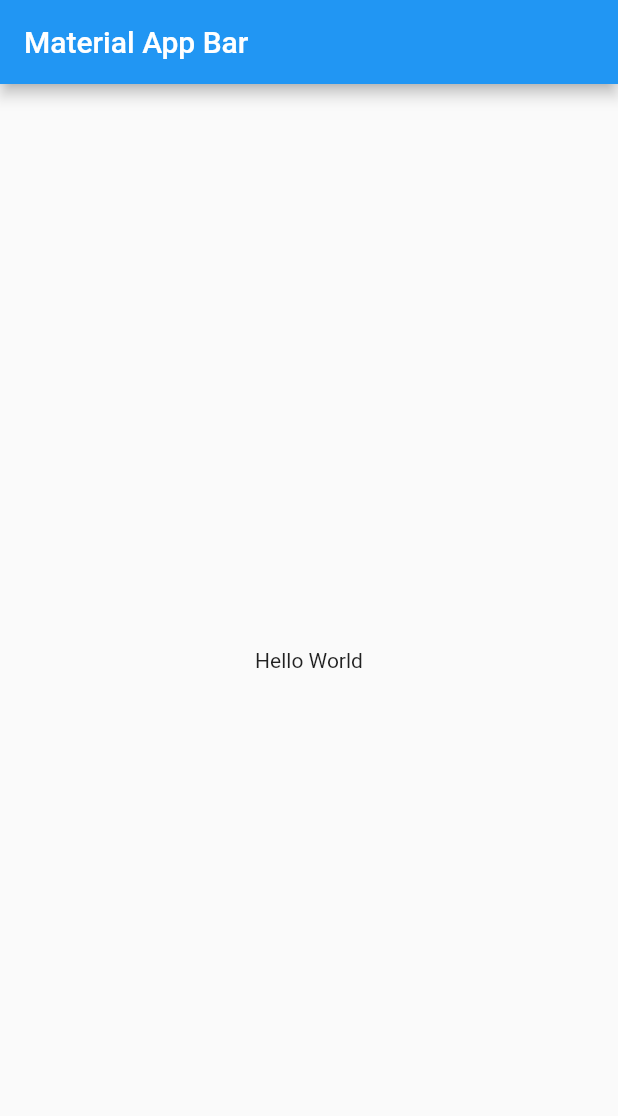
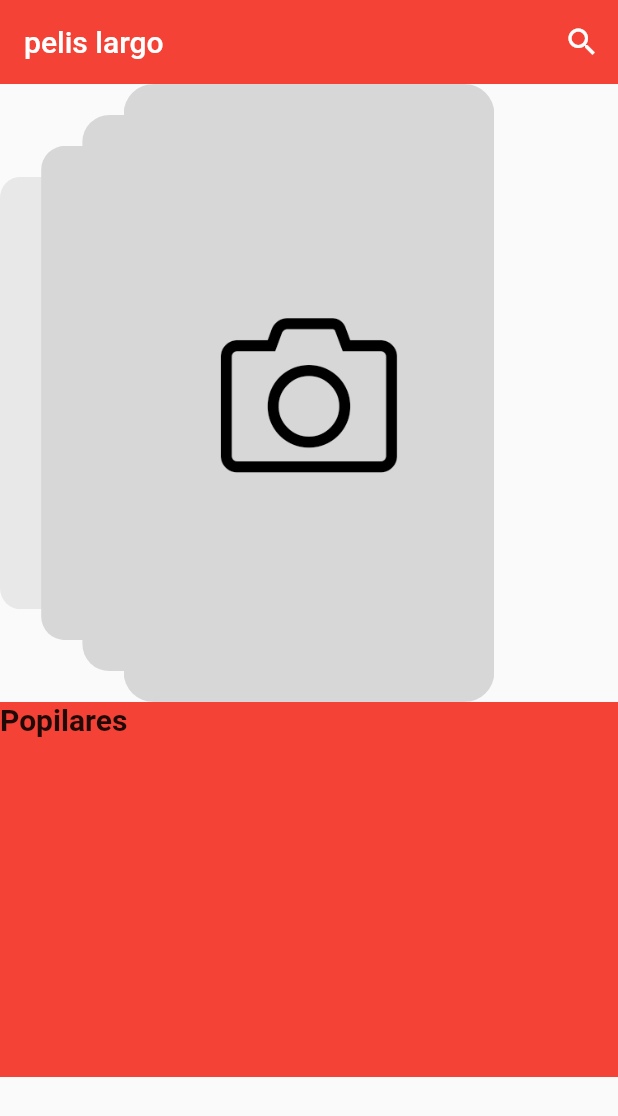
Before and after one commit to MiguelUra/Flutter, a Flutter app: the screen it shows after launch, on a phone screen of 412 x 824 dp. Shown: the top 1116 px of the screen. Run offline on Flutter 3.47's test engine with Material 2 defaults, Android fonts, the phone set to English and light mode, and no system bars; drawn by our look-alikes of card_swiper.

Commit message:
Dia de trabajo 18/8

```diff
--- a/lib/main.dart
+++ b/lib/main.dart
@@ -1,4 +1,6 @@
 import 'package:flutter/material.dart';
+import 'package:pelis_app/screens/screens.dart';
+
 
 void main() => runApp(MyApp());
 
@@ -6,17 +8,18 @@ class MyApp extends StatelessWidget {
   @override
   Widget build(BuildContext context) {
     return MaterialApp(
-      title: 'Material App',
-      home: Scaffold(
-        appBar: AppBar(
-          title: Text('Material App Bar'),
-        ),
-        body: Center(
-          child: Container(
-            child: Text('Hello World'),
-          ),
-        ),
-      ),
+      debugShowCheckedModeBanner: false,
+      title: 'Pelis Rebuenas',
+      initialRoute: 'home',
+      routes: {
+        'home' : ( _ ) => HomeScreen(),
+        'details' : ( _ ) => DetailsScreen()
+      },
+      theme: ThemeData.light().copyWith(
+        appBarTheme: AppBarTheme(
+          color: Colors.red
+        )
+      )
     );
   }
 }
--- a/lib/screens/details_screen.dart
+++ b/lib/screens/details_screen.dart
@@ -1,12 +1,15 @@
 import 'package:flutter/material.dart';
 
 class DetailsScreen extends StatelessWidget {
-  const DetailsScreen({Key? key}) : super(key: key);
 
   @override
   Widget build(BuildContext context) {
-    return Container(
-      child: null,
+    return Scaffold(
+      body: Container(
+        child: Center(
+          child: Text('Detail Scren'),
+          ),
+      ),
     );
   }
 }
--- a/lib/screens/home_screen.dart
+++ b/lib/screens/home_screen.dart
@@ -0,0 +1,39 @@
+
+import 'package:flutter/material.dart';
+import 'package:pelis_app/widgets/widgets.dart';
+
+class HomeScreen extends StatelessWidget {
+
+  @override
+  Widget build(BuildContext context) {
+    return Scaffold(
+      appBar: AppBar(
+       title: Text('pelis largo'),
+       elevation: 0,
+       actions: [
+         IconButton(
+            onPressed: (){},
+           icon: Icon(Icons.search_outlined),
+         )
+
+              ],),
+      body: SingleChildScrollView(
+        child: Column(
+              children: [
+                  //Tarjetas Principales
+                  CardSwiper(),
+                  //Tarjetas Seciundarias
+                   MovieSlider(),
+
+        ],
+
+        )
+      )
+
+
+
+
+
+    );
+  }
+}
--- /dev/null
+++ b/lib/screens/screens.dart
@@ -0,0 +1,2 @@
+export 'package:pelis_app/screens/details_screen.dart';
+export 'package:pelis_app/screens/home_screen.dart';
--- /dev/null
+++ b/lib/widgets/card_swiper.dart
@@ -0,0 +1,37 @@
+import 'package:card_swiper/card_swiper.dart';
+import 'package:flutter/material.dart';
+
+class CardSwiper extends StatelessWidget {
+
+
+  @override
+  Widget build(BuildContext context) {
+
+    final size = MediaQuery.of(context).size;
+
+    return Container(
+      width: double.infinity,
+        height: size.height * 0.5,
+
+        child: Swiper(
+          itemCount: 10,
+          layout: SwiperLayout.STACK,
+          itemWidth:  size.width *0.6,
+          itemHeight: size.height*0.9,
+          itemBuilder: (BuildContext context, int index){
+
+            return GestureDetector(
+              onTap: () => Navigator.pushNamed(context, 'details', arguments: 'movie-instance'),
+              child: ClipRRect(borderRadius: BorderRadius.circular(20),
+                child: FadeInImage(
+                  placeholder: AssetImage('assets/no-image.jpg'),
+                  image: AssetImage('assets/no-image.jpg'),
+                  fit: BoxFit.cover,
+                  ),
+              ),
+            );
+          }
+        ),
+    );
+  }
+}
--- /dev/null
+++ b/lib/widgets/movie_sllider.dart
@@ -0,0 +1,22 @@
+import 'package:flutter/material.dart';
+
+class MovieSlider extends StatelessWidget {
+  const MovieSlider({ Key? key }) : super(key: key);
+
+  @override
+  Widget build(BuildContext context) {
+    return Container(
+      width: double.infinity,
+      height: 250,
+      color: Colors.red,
+      child: Column(
+        crossAxisAlignment: CrossAxisAlignment.start,
+        children: [
+
+        Text('Popilares', style: TextStyle(fontSize: 20, fontWeight: FontWeight.bold,))
+
+      ],)
+
+    );
+  }
+}
--- /dev/null
+++ b/lib/widgets/widgets.dart
@@ -0,0 +1,2 @@
+export 'package:pelis_app/widgets/card_swiper.dart';
+export 'package:pelis_app/widgets/movie_sllider.dart';
--- a/pubspec.yaml
+++ b/pubspec.yaml
@@ -28,6 +28,7 @@ dependencies:
   # The following adds the Cupertino Icons font to your application.
   # Use with the CupertinoIcons class for iOS style icons.
   cupertino_icons: ^1.0.2
+  card_swiper: ^1.0.4
 
 dev_dependencies:
   flutter_test:
@@ -45,8 +46,8 @@ flutter:
   uses-material-design: true
 
   # To add assets to your application, add an assets section, like this:
-  # assets:
-  #   - images/a_dot_burr.jpeg
+  assets:
+    - assets/
   #   - images/a_dot_ham.jpeg
 
   # An image asset can refer to one or more resolution-specific "variants", see
```
Also changed, not shown: assets/loading.gif (added), assets/no-image.jpg (added), pubspec.lock.
